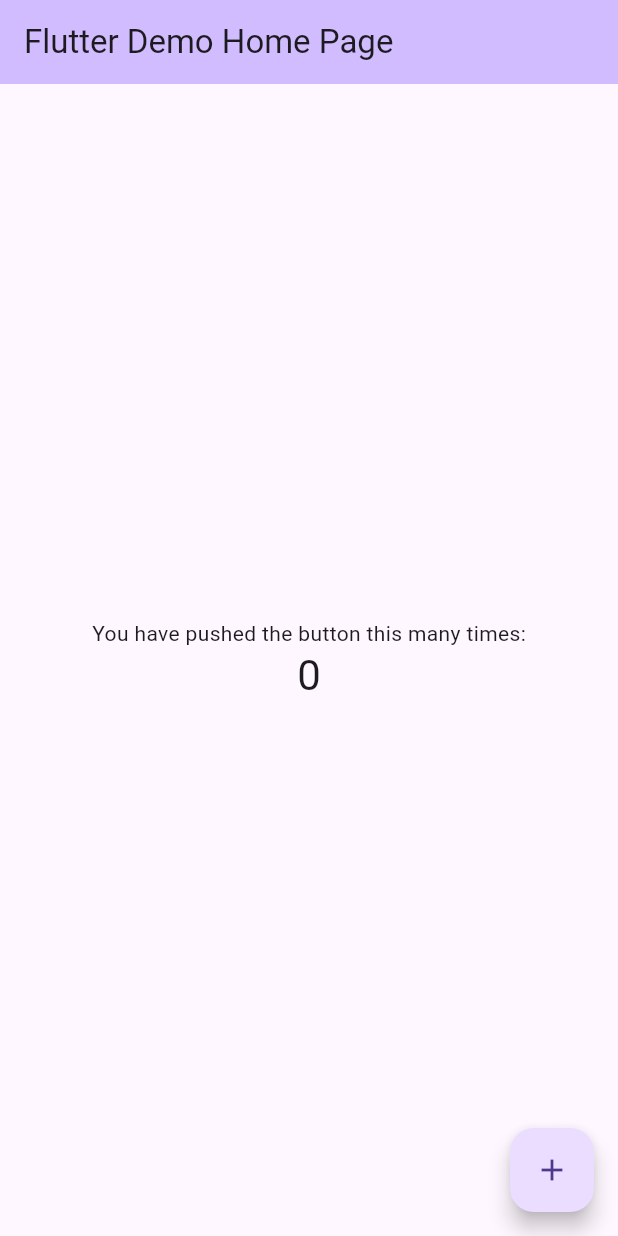
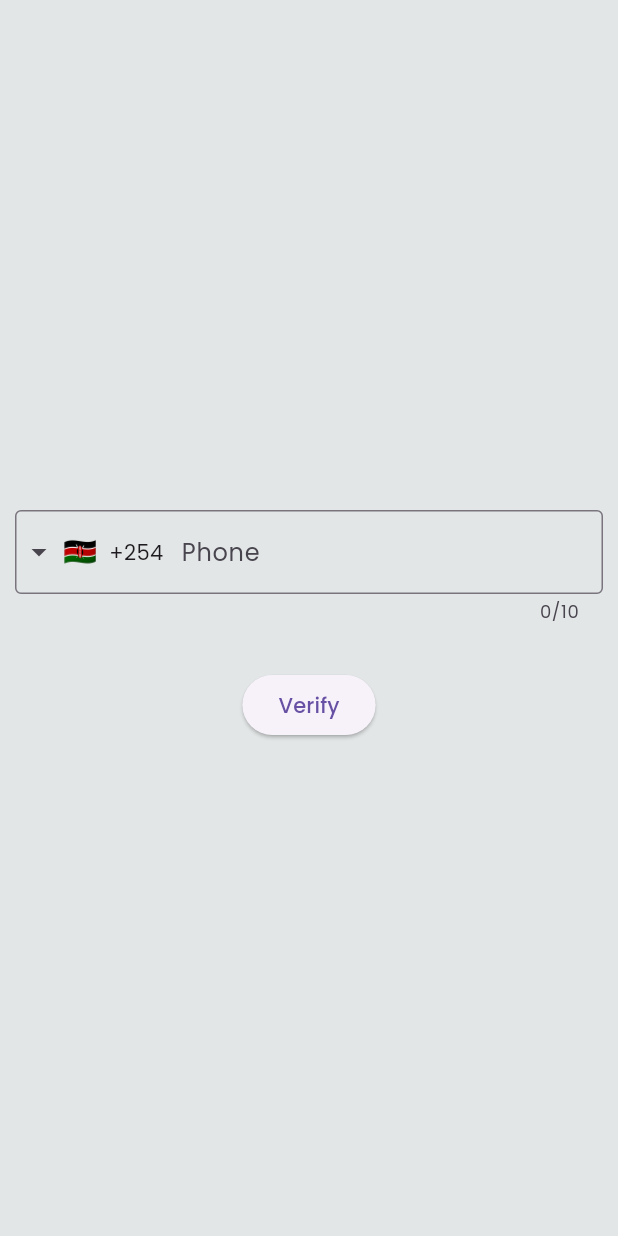
Before and after one commit to kevinkkimutai/Cinab_Delivery, a Flutter app: the screen it shows after launch, on a phone screen of 412 x 824 dp. Run offline on Flutter 3.47's test engine with Material 3 defaults, Android fonts, the phone set to English and light mode, and no system bars; drawn by our look-alikes of intl_phone_field; our stand-ins replace firebase_auth, firebase_core, google_fonts; missing offline and left inert: firebase_app_check; accounts and stored records are empty.

Commit message:
add vonage 2fa authentication

```diff
--- a/frontend/lib/main.dart
+++ b/frontend/lib/main.dart
@@ -1,6 +1,19 @@
+import 'package:firebase_app_check/firebase_app_check.dart';
+import 'package:firebase_core/firebase_core.dart';
 import 'package:flutter/material.dart';
+import 'package:frontend/firebase_options.dart';
+import 'package:frontend/pages/authentication/login_page.dart';
+import 'package:frontend/theme.dart';
 
-void main() {
+void main() async {
+  WidgetsFlutterBinding.ensureInitialized();
+  await Firebase.initializeApp(
+    options: DefaultFirebaseOptions.currentPlatform,
+  );
+  await FirebaseAppCheck.instance.activate(
+      webProvider: ReCaptchaV3Provider('recaptcha-v3-site-key'),
+      androidProvider: AndroidProvider.debug,
+      appleProvider: AppleProvider.debug);
   runApp(const MyApp());
 }
 
@@ -12,89 +25,9 @@
   Widget build(BuildContext context) {
     return MaterialApp(
       title: 'Flutter Demo',
-
-      theme: ThemeData(
-        primarySwatch:
-      ),
-      home: const MyHomePage(title: 'Flutter Demo Home Page'),
+      debugShowCheckedModeBanner: false,
+      theme: lightTheme(context),
+      home: LoginPage(),
     );
   }
 }
-
-class MyHomePage extends StatefulWidget {
-  const MyHomePage({super.key, required this.title});
-  final String title;
-
-  @override
-  State<MyHomePage> createState() => _MyHomePageState();
-}
-
-class _MyHomePageState extends State<MyHomePage> {
-  int _counter = 0;
-
-  void _incrementCounter() {
-    setState(() {
-      // This call to setState tells the Flutter framework that something has
-      // changed in this State, which causes it to rerun the build method below
-      // so that the display can reflect the updated values. If we changed
-      // _counter without calling setState(), then the build method would not be
-      // called again, and so nothing would appear to happen.
-      _counter++;
-    });
-  }
-
-  @override
-  Widget build(BuildContext context) {
-    // This method is rerun every time setState is called, for instance as done
-    // by the _incrementCounter method above.
-    //
-    // The Flutter framework has been optimized to make rerunning build methods
-    // fast, so that you can just rebuild anything that needs updating rather
-    // than having to individually change instances of widgets.
-    return Scaffold(
-      appBar: AppBar(
-        // TRY THIS: Try changing the color here to a specific color (to
-        // Colors.amber, perhaps?) and trigger a hot reload to see the AppBar
-        // change color while the other colors stay the same.
-        backgroundColor: Theme.of(context).colorScheme.inversePrimary,
-        // Here we take the value from the MyHomePage object that was created by
-        // the App.build method, and use it to set our appbar title.
-        title: Text(widget.title),
-      ),
-      body: Center(
-        // Center is a layout widget. It takes a single child and positions it
-        // in the middle of the parent.
-        child: Column(
-          // Column is also a layout widget. It takes a list of children and
-          // arranges them vertically. By default, it sizes itself to fit its
-          // children horizontally, and tries to be as tall as its parent.
-          //
-          // Column has various properties to control how it sizes itself and
-          // how it positions its children. Here we use mainAxisAlignment to
-          // center the children vertically; the main axis here is the vertical
-          // axis because Columns are vertical (the cross axis would be
-          // horizontal).
-          //
-          // TRY THIS: Invoke "debug painting" (choose the "Toggle Debug Paint"
-          // action in the IDE, or press "p" in the console), to see the
-          // wireframe for each widget.
-          mainAxisAlignment: MainAxisAlignment.center,
-          children: <Widget>[
-            const Text(
-              'You have pushed the button this many times:',
-            ),
-            Text(
-              '$_counter',
-              style: Theme.of(context).textTheme.headlineMedium,
-            ),
-          ],
-        ),
-      ),
-      floatingActionButton: FloatingActionButton(
-        onPressed: _incrementCounter,
-        tooltip: 'Increment',
-        child: const Icon(Icons.add),
-      ), // This trailing comma makes auto-formatting nicer for build methods.
-    );
-  }
-}
--- /dev/null
+++ b/frontend/lib/pages/authentication/login_page.dart
@@ -0,0 +1,118 @@
+import 'dart:convert';
+
+import 'package:firebase_auth/firebase_auth.dart';
+import 'package:flutter/material.dart';
+import 'package:intl_phone_field/intl_phone_field.dart';
+import 'package:http/http.dart' as http;
+
+class LoginPage extends StatefulWidget {
+  const LoginPage({super.key});
+
+  @override
+  State<LoginPage> createState() => _LoginPageState();
+}
+
+class _LoginPageState extends State<LoginPage> {
+  final TextEditingController phoneController = TextEditingController();
+  final TextEditingController otpController = TextEditingController();
+
+  String phoneNumber = '';
+  FirebaseAuth firebaseAuth = FirebaseAuth.instance;
+
+  var otpVisible = false;
+  var receivedID = '';
+
+  Future<void> sendOTP() {
+    var phone = phoneNumber;
+
+    return http
+        .post(Uri.parse('http://10.0.2.2:3000/sendOTP'),
+            headers: <String, String>{
+              'Content-Type': 'application/json; charset=UTF-8',
+            },
+            body: jsonEncode(<String, String>{'phoneNumber': phone}))
+        .then((response) {
+      if (response.statusCode == 200) {
+        setState(() {
+          otpVisible = true;
+        });
+        receivedID = response.body;
+      } else {
+        print(response.statusCode);
+      }
+    });
+  }
+
+  Future<http.Response> verifyOTP() async {
+    var code = otpController.text;
+    return http
+        .post(Uri.parse('http://10.0.2.2:3000/verifyOTP'),
+            headers: <String, String>{
+              'Content-Type': 'application/json; charset=UTF-8',
+            },
+            body: jsonEncode(
+                <String, String>{'requestId': receivedID, 'code': code}))
+        .then((response) {
+      if (response.statusCode == 202) {
+        print("success");
+      } else {
+        print(response.statusCode);
+      }
+      return response;
+    });
+  }
+
+  @override
+  Widget build(BuildContext context) {
+    return Scaffold(
+      body: Column(
+        mainAxisAlignment: MainAxisAlignment.center,
+        children: [
+          Padding(
+            padding: const EdgeInsets.all(10.0),
+            child: IntlPhoneField(
+              controller: phoneController,
+              invalidNumberMessage: 'Invalid phone number',
+              initialCountryCode: 'KE',
+              decoration: const InputDecoration(
+                hintText: 'Phone Number',
+                labelText: 'Phone',
+                border: OutlineInputBorder(),
+              ),
+              onChanged: (val) {
+                phoneNumber = val.completeNumber;
+              },
+            ),
+          ),
+          Padding(
+            padding: const EdgeInsets.all(10.0),
+            child: Visibility(
+              visible: otpVisible,
+              child: TextField(
+                controller: otpController,
+                decoration: const InputDecoration(
+                  hintText: 'OTP Code',
+                  labelText: 'OTP',
+                  border: OutlineInputBorder(),
+                ),
+              ),
+            ),
+          ),
+          ElevatedButton(
+            onPressed: () {
+              if (otpVisible) {
+                verifyOTP();
+              } else {
+                sendOTP();
+              }
+              FocusManager.instance.primaryFocus?.unfocus();
+            },
+            child: Text(
+              otpVisible ? 'Login' : 'Verify',
+            ),
+          )
+        ],
+      ),
+    );
+  }
+}
--- /dev/null
+++ b/frontend/lib/services/firebase_authentication.dart
@@ -0,0 +1,6 @@
+import 'package:firebase_core/firebase_core.dart';
+import 'package:firebase_auth/firebase_auth.dart';
+
+class FirebaseAuthentication{
+
+}
--- a/frontend/pubspec.yaml
+++ b/frontend/pubspec.yaml
@@ -29,10 +29,15 @@
 # versions available, run `flutter pub outdated`.
 dependencies:
   cupertino_icons: ^1.0.6
+  firebase_app_check: ^0.2.1+18
+  firebase_auth: ^4.17.9
+  firebase_core: ^2.27.1
   flutter:
     sdk: flutter
   google: ^0.0.1
   google_fonts: ^6.2.1
+  http: ^1.2.1
+  intl_phone_field: ^3.2.0
 
 dev_dependencies:
 
```
Also changed, not shown: frontend/lib/firebase_options.dart (added), frontend/pubspec.lock, 15 other files.
